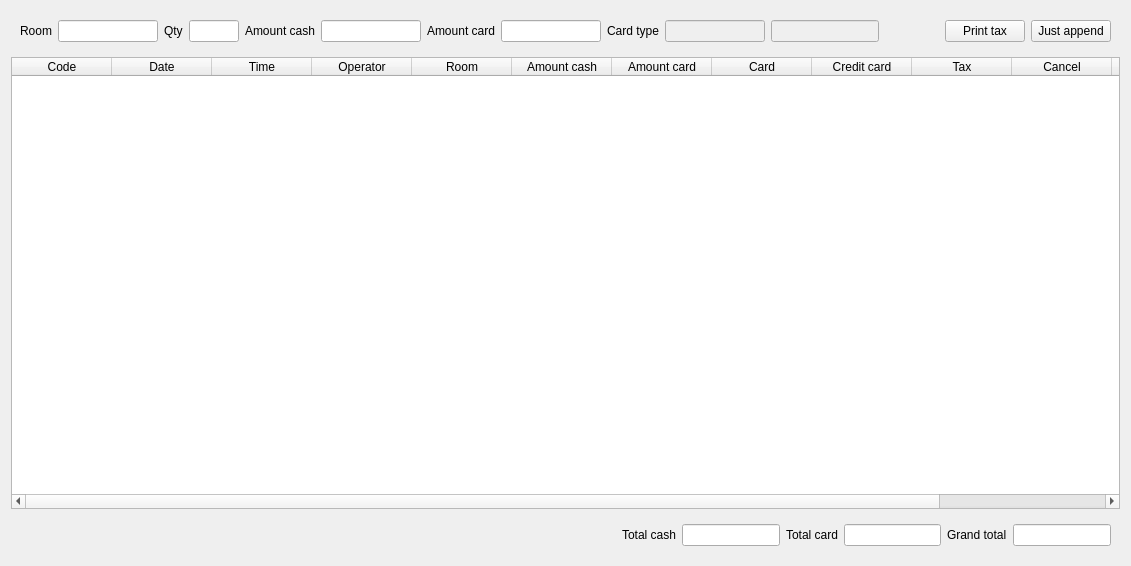
Before: the Qt Designer form Resort/dlgquickadvance.ui in End1-1/Resort, drawn with Qt 5.
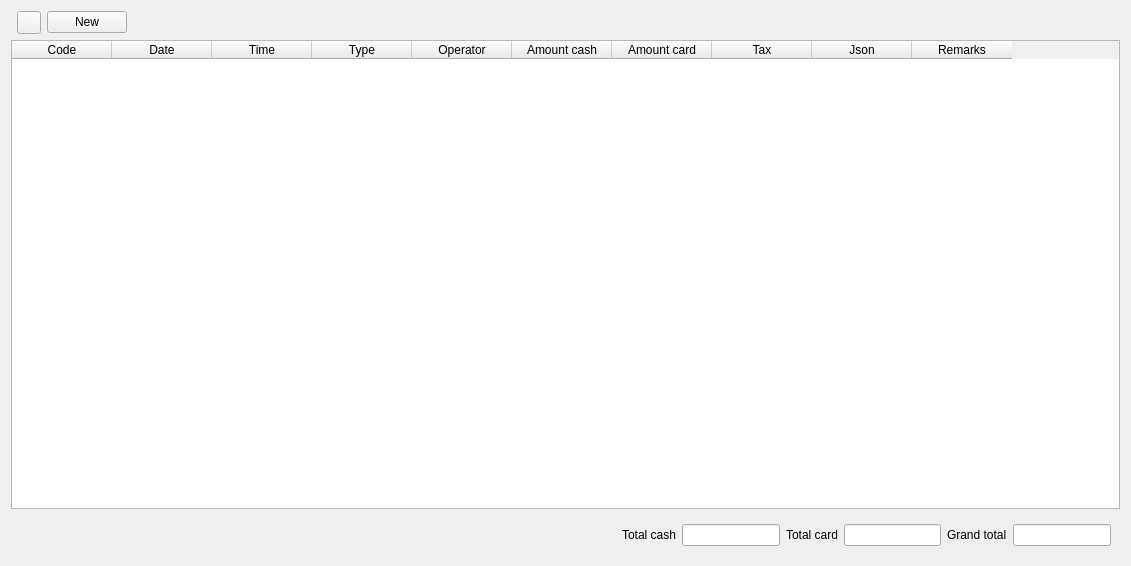
After: the same form once the commit is applied. Icons and pictures are not drawn. Custom widgets are drawn as their Qt base class.

The edit to the form file:
```diff
--- a/Resort/dlgquickadvance.ui
+++ b/Resort/dlgquickadvance.ui
@@ -23,110 +23,40 @@
    <item>
     <widget class="QWidget" name="widget" native="true">
      <layout class="QHBoxLayout" name="horizontalLayout">
+      <property name="leftMargin">
+       <number>0</number>
+      </property>
+      <property name="topMargin">
+       <number>0</number>
+      </property>
+      <property name="rightMargin">
+       <number>0</number>
+      </property>
+      <property name="bottomMargin">
+       <number>0</number>
+      </property>
       <item>
-       <widget class="QLabel" name="label">
-        <property name="text">
-         <string>Room</string>
-        </property>
-       </widget>
+       <widget class="WDate2" name="wDate" native="true"/>
       </item>
       <item>
-       <widget class="EQLineEdit" name="leRoom">
-        <property name="maximumSize">
-         <size>
-          <width>100</width>
-          <height>16777215</height>
-         </size>
-        </property>
-       </widget>
-      </item>
-      <item>
-       <widget class="QLabel" name="label_8">
+       <widget class="QToolButton" name="btnRefresh">
         <property name="text">
-         <string>Qty</string>
+         <string/>
         </property>
-       </widget>
-      </item>
-      <item>
-       <widget class="EQLineEdit" name="leQty">
-        <property name="maximumSize">
-         <size>
-          <width>50</width>
-          <height>16777215</height>
-         </size>
+        <property name="icon">
+         <iconset resource="res.qrc">
+          <normaloff>:/images/goto.png</normaloff>:/images/goto.png</iconset>
         </property>
        </widget>
       </item>
       <item>
-       <widget class="QLabel" name="label_3">
+       <widget class="QPushButton" name="btnNew">
         <property name="text">
-         <string>Amount cash</string>
+         <string>New</string>
         </property>
-       </widget>
-      </item>
-      <item>
-       <widget class="EQLineEdit" name="leCash">
-        <property name="maximumSize">
-         <size>
-          <width>100</width>
-          <height>16777215</height>
-         </size>
-        </property>
-       </widget>
-      </item>
-      <item>
-       <widget class="QLabel" name="label_4">
-        <property name="text">
-         <string>Amount card</string>
-        </property>
-       </widget>
-      </item>
-      <item>
-       <widget class="EQLineEdit" name="leCard">
-        <property name="maximumSize">
-         <size>
-          <width>100</width>
-          <height>16777215</height>
-         </size>
-        </property>
-       </widget>
-      </item>
-      <item>
-       <widget class="QLabel" name="label_6">
-        <property name="text">
-         <string>Card type</string>
-        </property>
-       </widget>
-      </item>
-      <item>
-       <widget class="EQLineEdit" name="leCardType">
-        <property name="enabled">
-         <bool>false</bool>
-        </property>
-        <property name="maximumSize">
-         <size>
-          <width>100</width>
-          <height>16777215</height>
-         </size>
-        </property>
-       </widget>
-      </item>
-      <item>
-       <widget class="EQLineEdit" name="leCardTypeName">
-        <property name="enabled">
-         <bool>false</bool>
-        </property>
-        <property name="maximumSize">
-         <size>
-          <width>150</width>
-          <height>16777215</height>
-         </size>
-        </property>
-        <property name="focusPolicy">
-         <enum>Qt::NoFocus</enum>
-        </property>
-        <property name="readOnly">
-         <bool>true</bool>
+        <property name="icon">
+         <iconset resource="res.qrc">
+          <normaloff>:/images/plus.png</normaloff>:/images/plus.png</iconset>
         </property>
        </widget>
       </item>
@@ -143,20 +73,6 @@
         </property>
        </spacer>
       </item>
-      <item>
-       <widget class="QPushButton" name="btnPrint">
-        <property name="text">
-         <string>Print tax</string>
-        </property>
-       </widget>
-      </item>
-      <item>
-       <widget class="QPushButton" name="btnJustAppend">
-        <property name="text">
-         <string>Just append</string>
-        </property>
-       </widget>
-      </item>
      </layout>
     </widget>
    </item>
@@ -192,16 +108,16 @@
        <string>Time</string>
       </property>
      </column>
+     <column>
+      <property name="text">
+       <string>Type</string>
+      </property>
+     </column>
      <column>
       <property name="text">
        <string>Operator</string>
       </property>
      </column>
-     <column>
-      <property name="text">
-       <string>Room</string>
-      </property>
-     </column>
      <column>
       <property name="text">
        <string>Amount cash</string>
@@ -212,16 +128,6 @@
        <string>Amount card</string>
       </property>
      </column>
-     <column>
-      <property name="text">
-       <string>Card</string>
-      </property>
-     </column>
-     <column>
-      <property name="text">
-       <string>Credit card</string>
-      </property>
-     </column>
      <column>
       <property name="text">
        <string>Tax</string>
@@ -229,17 +135,12 @@
      </column>
      <column>
       <property name="text">
-       <string>Cancel</string>
+       <string>Json</string>
       </property>
      </column>
      <column>
       <property name="text">
-       <string>Move to room</string>
-      </property>
-     </column>
-     <column>
-      <property name="text">
-       <string>Qty</string>
+       <string>Remarks</string>
       </property>
      </column>
     </widget>
@@ -354,6 +255,12 @@
    <extends>QTableWidget</extends>
    <header location="global">eqtablewidget.h</header>
   </customwidget>
+  <customwidget>
+   <class>WDate2</class>
+   <extends>QWidget</extends>
+   <header location="global">wdate2.h</header>
+   <container>1</container>
+  </customwidget>
  </customwidgets>
  <tabstops>
   <tabstop>leRoom</tabstop>
```
Left out of the diff: 14 changed lines with no effect on the pictures.
